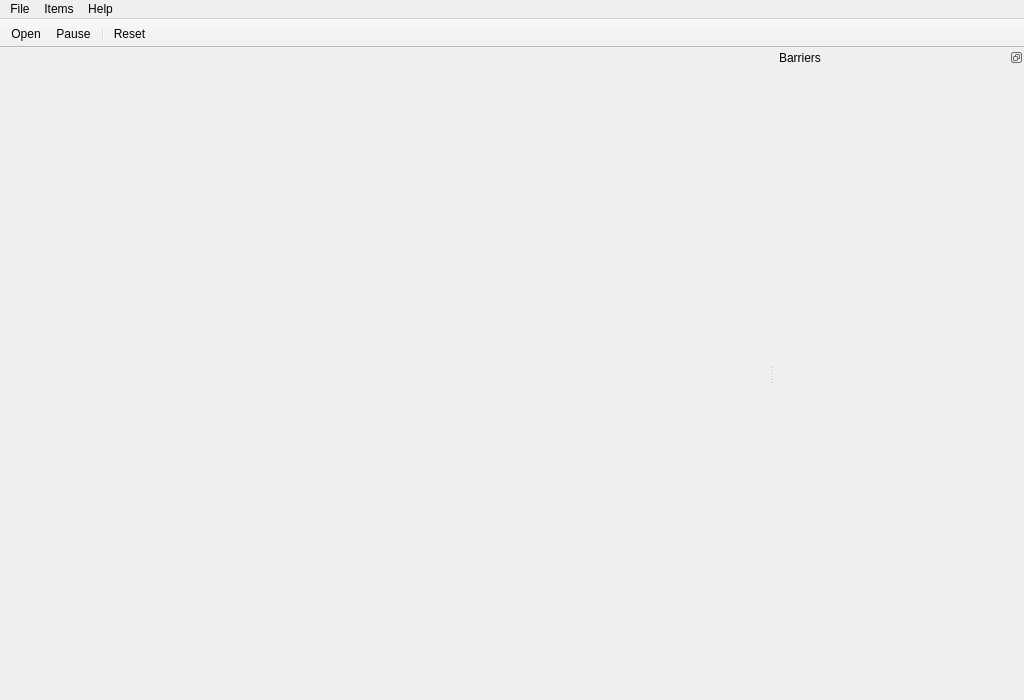
Qt form app/widget/BQTMainWindow.ui (mattjr/benthicQT) before a commit.
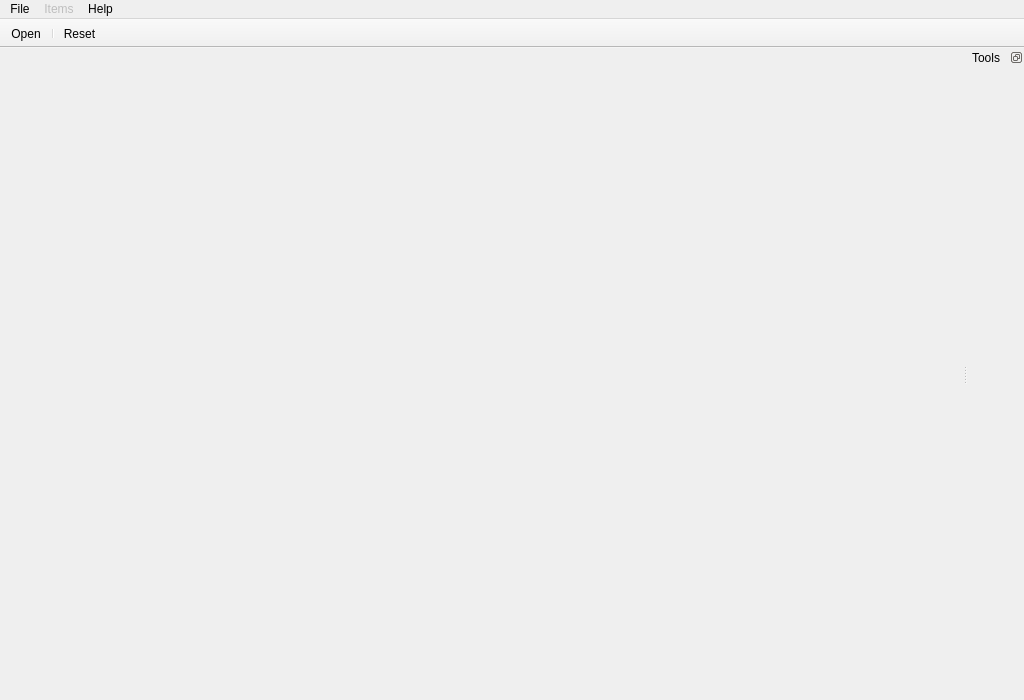
The same form after that commit. Icons and pictures are not drawn. Custom widgets are drawn as their Qt base class.

What changed in the file:
```diff
--- a/app/widget/BQTMainWindow.ui
+++ b/app/widget/BQTMainWindow.ui
@@ -75,6 +75,9 @@
     <addaction name="actionExit"/>
    </widget>
    <widget class="QMenu" name="menuItems">
+    <property name="enabled">
+     <bool>false</bool>
+    </property>
     <property name="title">
      <string>Items</string>
     </property>
@@ -122,16 +125,21 @@
     <bool>false</bool>
    </attribute>
    <addaction name="actionOpen"/>
-   <addaction name="actionPause"/>
    <addaction name="separator"/>
    <addaction name="actionReset"/>
   </widget>
   <widget class="QDockWidget" name="barrierControls">
+   <property name="minimumSize">
+    <size>
+     <width>56</width>
+     <height>56</height>
+    </size>
+   </property>
    <property name="features">
     <set>QDockWidget::DockWidgetFloatable|QDockWidget::DockWidgetMovable</set>
    </property>
    <property name="windowTitle">
-    <string>Barriers</string>
+    <string>Tools</string>
    </property>
    <attribute name="dockWidgetArea">
     <number>2</number>
@@ -151,8 +159,8 @@
        </property>
        <property name="minimumSize">
         <size>
-         <width>225</width>
-         <height>300</height>
+         <width>1</width>
+         <height>1</height>
         </size>
        </property>
       </widget>
@@ -182,21 +190,6 @@
     <string>Open</string>
    </property>
   </action>
-  <action name="actionPause">
-   <property name="icon">
-    <iconset>
-     <normaloff>:/images/images/media-playback-pause.png</normaloff>:/images/images/media-playback-pause.png</iconset>
-   </property>
-   <property name="text">
-    <string>Pause</string>
-   </property>
-   <property name="toolTip">
-    <string>Pause simulation</string>
-   </property>
-   <property name="shortcut">
-    <string>Meta+P</string>
-   </property>
-  </action>
   <action name="actionReset">
    <property name="icon">
     <iconset>
```
Left out of the diff: 25 changed lines with no effect on the pictures.
